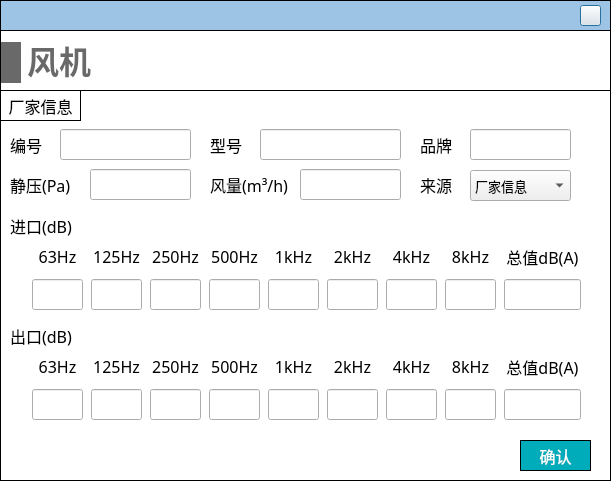
The window that NoiseCalSoft/inputDialog/dialog_fan.ui (haobana/NoiCal) describes before a commit, drawn with Qt 5.
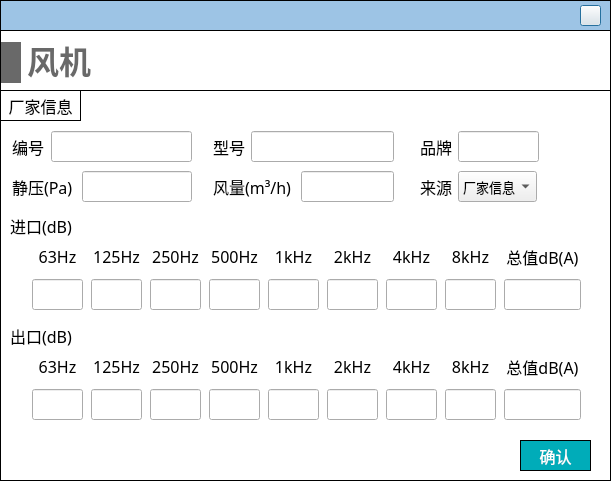
The same window after the commit. Icons and pictures are not drawn.

```diff
--- a/NoiseCalSoft/inputDialog/dialog_fan.ui
+++ b/NoiseCalSoft/inputDialog/dialog_fan.ui
@@ -126,9 +126,9 @@
     <widget class="QLabel" name="label_4">
      <property name="geometry">
       <rect>
-       <x>10</x>
-       <y>39</y>
-       <width>41</width>
+       <x>12</x>
+       <y>41</y>
+       <width>32</width>
        <height>31</height>
       </rect>
      </property>
@@ -146,8 +146,8 @@
      <property name="geometry">
       <rect>
        <x>420</x>
-       <y>39</y>
-       <width>41</width>
+       <y>41</y>
+       <width>32</width>
        <height>31</height>
       </rect>
      </property>
@@ -164,12 +164,18 @@
     <widget class="QLineEdit" name="lineEdit_number">
      <property name="geometry">
       <rect>
-       <x>60</x>
-       <y>39</y>
-       <width>131</width>
+       <x>51</x>
+       <y>41</y>
+       <width>141</width>
        <height>31</height>
       </rect>
      </property>
+     <property name="minimumSize">
+      <size>
+       <width>0</width>
+       <height>31</height>
+      </size>
+     </property>
      <property name="font">
       <font>
        <family>黑体</family>
@@ -711,12 +717,24 @@
     <widget class="QLineEdit" name="lineEdit_brand">
      <property name="geometry">
       <rect>
-       <x>470</x>
-       <y>39</y>
-       <width>101</width>
+       <x>458</x>
+       <y>41</y>
+       <width>81</width>
        <height>31</height>
       </rect>
      </property>
+     <property name="minimumSize">
+      <size>
+       <width>0</width>
+       <height>31</height>
+      </size>
+     </property>
+     <property name="maximumSize">
+      <size>
+       <width>142</width>
+       <height>31</height>
+      </size>
+     </property>
      <property name="font">
       <font>
        <family>黑体</family>
@@ -727,12 +745,18 @@
     <widget class="QLineEdit" name="lineEdit_air_volume">
      <property name="geometry">
       <rect>
-       <x>300</x>
-       <y>79</y>
-       <width>101</width>
+       <x>301</x>
+       <y>81</y>
+       <width>93</width>
        <height>31</height>
       </rect>
      </property>
+     <property name="minimumSize">
+      <size>
+       <width>0</width>
+       <height>31</height>
+      </size>
+     </property>
      <property name="font">
       <font>
        <family>黑体</family>
@@ -743,9 +767,9 @@
     <widget class="QLabel" name="label_6">
      <property name="geometry">
       <rect>
-       <x>210</x>
-       <y>79</y>
-       <width>81</width>
+       <x>213</x>
+       <y>81</y>
+       <width>82</width>
        <height>31</height>
       </rect>
      </property>
@@ -762,12 +786,18 @@
     <widget class="QLineEdit" name="lineEdit_static_pressure">
      <property name="geometry">
       <rect>
-       <x>90</x>
-       <y>79</y>
-       <width>101</width>
+       <x>82</x>
+       <y>81</y>
+       <width>110</width>
        <height>31</height>
       </rect>
      </property>
+     <property name="minimumSize">
+      <size>
+       <width>0</width>
+       <height>31</height>
+      </size>
+     </property>
      <property name="font">
       <font>
        <family>黑体</family>
@@ -778,9 +808,9 @@
     <widget class="QLabel" name="label_17">
      <property name="geometry">
       <rect>
-       <x>10</x>
-       <y>79</y>
-       <width>61</width>
+       <x>12</x>
+       <y>81</y>
+       <width>64</width>
        <height>31</height>
       </rect>
      </property>
@@ -797,12 +827,24 @@
     <widget class="QLineEdit" name="lineEdit_model">
      <property name="geometry">
       <rect>
-       <x>260</x>
-       <y>39</y>
-       <width>141</width>
+       <x>251</x>
+       <y>41</y>
+       <width>143</width>
        <height>31</height>
       </rect>
      </property>
+     <property name="minimumSize">
+      <size>
+       <width>0</width>
+       <height>31</height>
+      </size>
+     </property>
+     <property name="maximumSize">
+      <size>
+       <width>143</width>
+       <height>31</height>
+      </size>
+     </property>
      <property name="font">
       <font>
        <family>黑体</family>
@@ -813,9 +855,9 @@
     <widget class="QLabel" name="label_18">
      <property name="geometry">
       <rect>
-       <x>210</x>
-       <y>39</y>
-       <width>41</width>
+       <x>213</x>
+       <y>41</y>
+       <width>32</width>
        <height>31</height>
       </rect>
      </property>
@@ -1437,8 +1479,8 @@
      <property name="geometry">
       <rect>
        <x>420</x>
-       <y>79</y>
-       <width>41</width>
+       <y>81</y>
+       <width>32</width>
        <height>31</height>
       </rect>
      </property>
@@ -1480,12 +1522,24 @@
     <widget class="QComboBox" name="comboBox_data_source">
      <property name="geometry">
       <rect>
-       <x>470</x>
-       <y>80</y>
-       <width>101</width>
+       <x>458</x>
+       <y>81</y>
+       <width>79</width>
        <height>31</height>
       </rect>
      </property>
+     <property name="sizePolicy">
+      <sizepolicy hsizetype="Expanding" vsizetype="Fixed">
+       <horstretch>0</horstretch>
+       <verstretch>0</verstretch>
+      </sizepolicy>
+     </property>
+     <property name="minimumSize">
+      <size>
+       <width>0</width>
+       <height>31</height>
+      </size>
+     </property>
      <property name="font">
       <font>
        <family>Microsoft YaHei</family>
```
Left out of the diff: 2 changed lines with no effect on the pictures.
